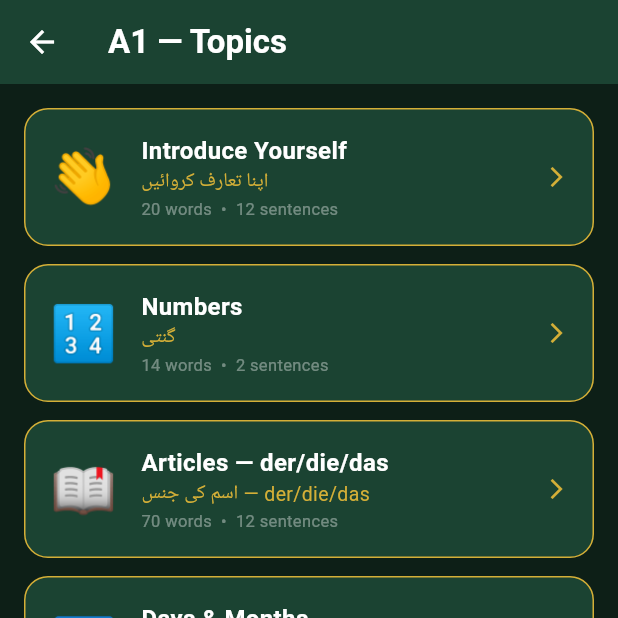
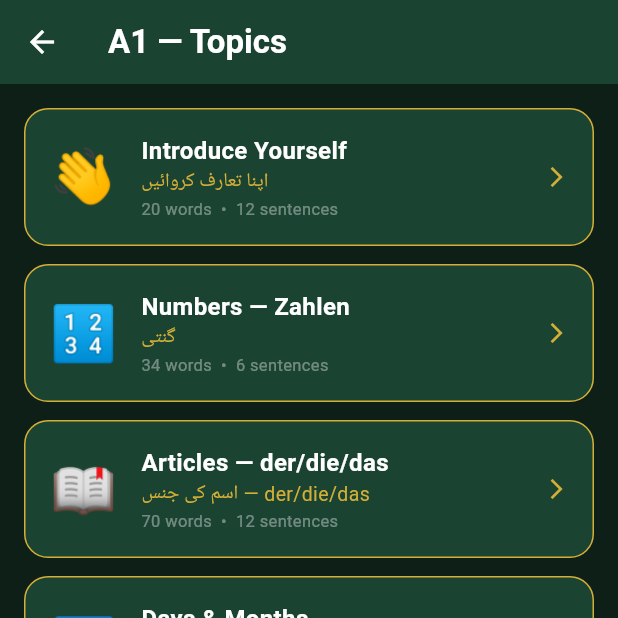
Before and after one commit to Syedhamzamunawar/german-seekho, a Flutter app: the A1TopicsScreen screen opened directly, on a phone screen of 412 x 824 dp, the top half of it. Run offline on Flutter 3.47's test engine with Material 3 defaults, Android fonts, the phone set to English and light mode, and no system bars; our stand-ins replace flutter_tts, speech_to_text.

Commit message:
feat: Numbers topic complete — 34 words + 6 sentences

```diff
--- a/lib/data/a1_content.dart
+++ b/lib/data/a1_content.dart
@@ -225,10 +225,10 @@ const List<A1Topic> a1Topics = [
     ],
   ),
   // =============================================
-  // TOPIC 2 — ALPHABET & NUMBERS
+  // TOPIC 2 — NUMBERS
   // =============================================
   A1Topic(
-    title: 'Numbers',
+    title: 'Numbers — Zahlen',
     urduTitle: 'گنتی',
     emoji: '🔢',
     words: [
@@ -243,38 +243,99 @@ const List<A1Topic> a1Topics = [
       GermanWord(german: 'acht', english: 'eight', urdu: 'آٹھ', emoji: '8️⃣'),
       GermanWord(german: 'neun', english: 'nine', urdu: 'نو', emoji: '9️⃣'),
       GermanWord(german: 'zehn', english: 'ten', urdu: 'دس', emoji: '🔟'),
+      GermanWord(german: 'elf', english: 'eleven', urdu: 'گیارہ', emoji: '1️⃣1️⃣'),
+      GermanWord(german: 'zwölf', english: 'twelve', urdu: 'بارہ', emoji: '1️⃣2️⃣'),
+      GermanWord(german: 'dreizehn', english: 'thirteen', urdu: 'تیرہ', emoji: '1️⃣3️⃣'),
+      GermanWord(german: 'vierzehn', english: 'fourteen', urdu: 'چودہ', emoji: '1️⃣4️⃣'),
+      GermanWord(german: 'fünfzehn', english: 'fifteen', urdu: 'پندرہ', emoji: '1️⃣5️⃣'),
+      GermanWord(german: 'sechzehn', english: 'sixteen', urdu: 'سولہ', emoji: '1️⃣6️⃣'),
+      GermanWord(german: 'siebzehn', english: 'seventeen', urdu: 'سترہ', emoji: '1️⃣7️⃣'),
+      GermanWord(german: 'achtzehn', english: 'eighteen', urdu: 'اٹھارہ', emoji: '1️⃣8️⃣'),
+      GermanWord(german: 'neunzehn', english: 'nineteen', urdu: 'انیس', emoji: '1️⃣9️⃣'),
       GermanWord(german: 'zwanzig', english: 'twenty', urdu: 'بیس', emoji: '2️⃣0️⃣'),
+      GermanWord(german: 'einundzwanzig', english: 'twenty one', urdu: 'اکیس', emoji: '2️⃣1️⃣'),
       GermanWord(german: 'dreißig', english: 'thirty', urdu: 'تیس', emoji: '3️⃣0️⃣'),
+      GermanWord(german: 'vierzig', english: 'forty', urdu: 'چالیس', emoji: '4️⃣0️⃣'),
+      GermanWord(german: 'fünfzig', english: 'fifty', urdu: 'پچاس', emoji: '5️⃣0️⃣'),
+      GermanWord(german: 'sechzig', english: 'sixty', urdu: 'ساٹھ', emoji: '6️⃣0️⃣'),
+      GermanWord(german: 'siebzig', english: 'seventy', urdu: 'ستر', emoji: '7️⃣0️⃣'),
+      GermanWord(german: 'achtzig', english: 'eighty', urdu: 'اسی', emoji: '8️⃣0️⃣'),
+      GermanWord(german: 'neunzig', english: 'ninety', urdu: 'نوے', emoji: '9️⃣0️⃣'),
       GermanWord(german: 'hundert', english: 'hundred', urdu: 'سو', emoji: '💯'),
+      GermanWord(german: 'tausend', english: 'thousand', urdu: 'ہزار', emoji: '1️⃣0️⃣0️⃣0️⃣'),
+      GermanWord(german: 'erste', english: 'first', urdu: 'پہلا', emoji: '🥇'),
+      GermanWord(german: 'zweite', english: 'second', urdu: 'دوسرا', emoji: '🥈'),
+      GermanWord(german: 'dritte', english: 'third', urdu: 'تیسرا', emoji: '🥉'),
     ],
     sentences: [
       GermanSentence(
-        emoji: '📞',
-        grammarNote: '"ist" = is = ہے — meine = my = میری',
-        words: [
-          SentenceWord(de: 'Meine', en: 'My', ur: 'میری'),
-          SentenceWord(de: 'Nummer', en: 'number', ur: 'نمبر'),
-          SentenceWord(de: 'ist', en: 'is', ur: 'ہے'),
-          SentenceWord(de: '0123456789.', en: '0123456789.', ur: '0123456789۔'),
-        ],
-      ),
-      GermanSentence(
         emoji: '🎂',
-        grammarNote: '"bin" = am — Jahre alt = years old',
+        grammarNote: '"bin ... Jahre alt" = am ... years old = ... سال کا ہوں',
         words: [
           SentenceWord(de: 'Ich', en: 'I', ur: 'میں'),
           SentenceWord(de: 'bin', en: 'am', ur: 'ہوں'),
-          SentenceWord(de: 'zwanzig', en: 'twenty', ur: 'بیس'),
+          SentenceWord(de: 'fünfundzwanzig', en: 'twenty five', ur: 'پچیس'),
           SentenceWord(de: 'Jahre', en: 'years', ur: 'سال'),
           SentenceWord(de: 'alt.', en: 'old.', ur: 'کا۔'),
         ],
       ),
+      GermanSentence(
+        emoji: '📞',
+        grammarNote: '"Meine Nummer ist" = My number is = میرا نمبر ہے',
+        words: [
+          SentenceWord(de: 'Meine', en: 'My', ur: 'میرا'),
+          SentenceWord(de: 'Nummer', en: 'number', ur: 'نمبر'),
+          SentenceWord(de: 'ist', en: 'is', ur: 'ہے'),
+          SentenceWord(de: 'null', en: 'zero', ur: 'صفر'),
+          SentenceWord(de: 'eins', en: 'one', ur: 'ایک'),
+          SentenceWord(de: 'zwei.', en: 'two.', ur: 'دو۔'),
+        ],
+      ),
+      GermanSentence(
+        emoji: '🛒',
+        grammarNote: '"kostet" = costs = کا ہے — price batane ke liye',
+        words: [
+          SentenceWord(de: 'Das', en: 'That', ur: 'یہ'),
+          SentenceWord(de: 'kostet', en: 'costs', ur: 'کا ہے'),
+          SentenceWord(de: 'fünf', en: 'five', ur: 'پانچ'),
+          SentenceWord(de: 'Euro.', en: 'euros.', ur: 'یورو۔'),
+        ],
+      ),
+      GermanSentence(
+        emoji: '🏠',
+        grammarNote: '"wohne im ... Stock" = live on ... floor = ... منزل پر رہتا ہوں',
+        words: [
+          SentenceWord(de: 'Ich', en: 'I', ur: 'میں'),
+          SentenceWord(de: 'wohne', en: 'live', ur: 'رہتا ہوں'),
+          SentenceWord(de: 'im', en: 'on the', ur: ''),
+          SentenceWord(de: 'dritten', en: 'third', ur: 'تیسری'),
+          SentenceWord(de: 'Stock.', en: 'floor.', ur: 'منزل پر۔'),
+        ],
+      ),
+      GermanSentence(
+        emoji: '🚌',
+        grammarNote: '"Linie" = line/route = لائن — bus number batane ke liye',
+        words: [
+          SentenceWord(de: 'Nehmen', en: 'Take', ur: 'لو'),
+          SentenceWord(de: 'Sie', en: 'you', ur: 'آپ'),
+          SentenceWord(de: 'die', en: 'the', ur: ''),
+          SentenceWord(de: 'Linie', en: 'line', ur: 'لائن'),
+          SentenceWord(de: 'zehn.', en: 'ten.', ur: 'دس۔'),
+        ],
+      ),
+      GermanSentence(
+        emoji: '💯',
+        grammarNote: '"hundert Prozent" = hundred percent = سو فیصد',
+        words: [
+          SentenceWord(de: 'Das', en: 'That', ur: 'یہ'),
+          SentenceWord(de: 'ist', en: 'is', ur: 'ہے'),
+          SentenceWord(de: 'hundert', en: 'hundred', ur: 'سو'),
+          SentenceWord(de: 'Prozent', en: 'percent', ur: 'فیصد'),
+          SentenceWord(de: 'richtig!', en: 'correct!', ur: 'درست!'),
+        ],
+      ),
     ],
   ),
-
-  // =============================================
-  // TOPIC 3 — ARTICLES der/die/das
-  // =============================================
   // =============================================
   // TOPIC 3 — ARTICLES der/die/das
   // =============================================
```
